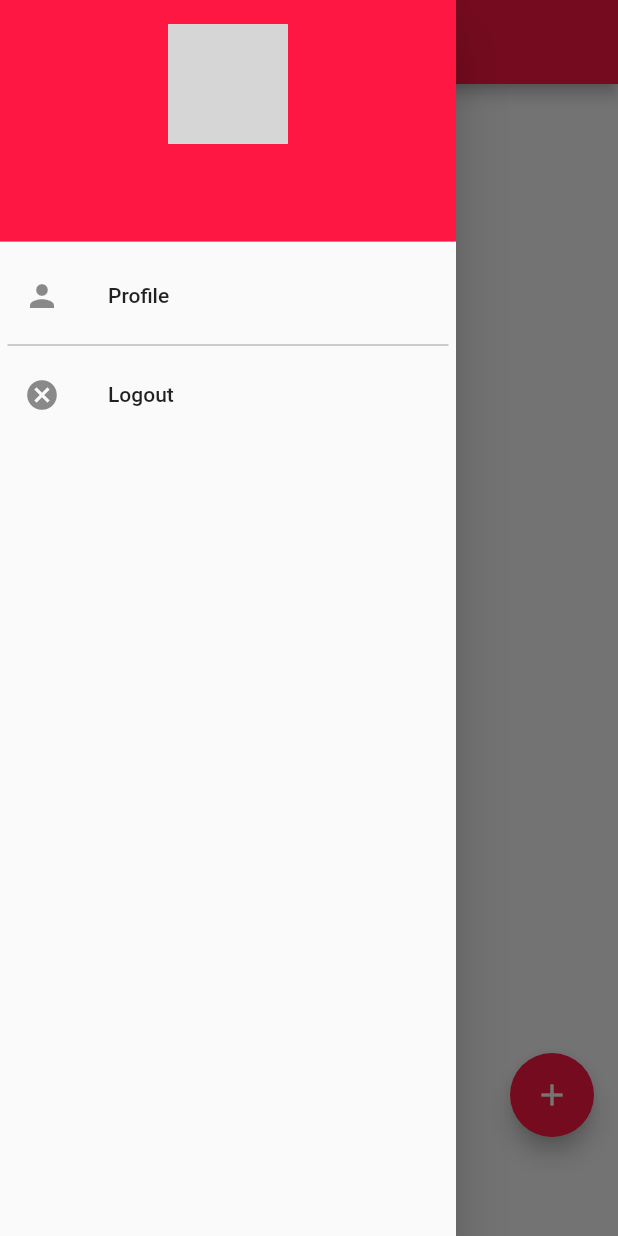
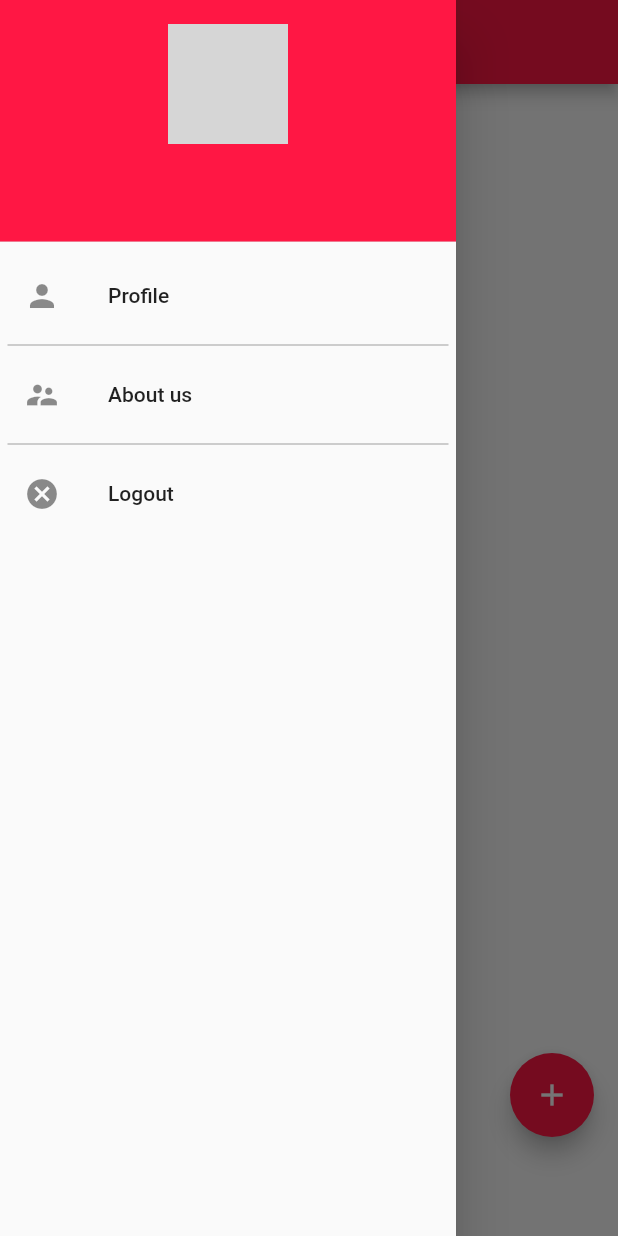
Before and after one commit to MLToolTech/Doctor-Data-Collector, a Flutter app: the HomeScreen screen opened by its route, with the side drawer open, on a phone screen of 412 x 824 dp. Run offline on Flutter 3.47's test engine with Material 2 defaults, Android fonts, the light colour scheme and no system bars; our stand-ins replace animated_text_kit, cloud_firestore, firebase_auth, firebase_storage, flushbar, flutter_secure_storage and 4 more; missing offline and left inert: firebase_admob; accounts and stored records are empty; network calls fail; grey boxes are pictures that could not be loaded.

Commit message:
all changes done

```diff
--- a/lib/constants.dart
+++ b/lib/constants.dart
@@ -35,3 +35,10 @@ const kFieldDecoration = InputDecoration(
     borderRadius: BorderRadius.all(Radius.circular(32.0)),
   ),
 );
+
+const kDivider = Divider(
+  color: Colors.grey,
+  height: 10.0,
+  indent: 5.0,
+  endIndent: 5.0,
+);
--- a/lib/main.dart
+++ b/lib/main.dart
@@ -5,6 +5,7 @@ import 'package:doc_app/screens/registration_screen.dart';
 import 'package:doc_app/screens/home_screen.dart';
 import 'package:doc_app/screens/profile_screen.dart';
 import 'package:doc_app/splash_screen.dart';
+import 'package:doc_app/screens/about_us.dart';
 
 void main() => runApp(MyApp());
 
@@ -25,6 +26,7 @@ class MyApp extends StatelessWidget {
         RegistrationScreen.id: (context) => RegistrationScreen(),
         HomeScreen.id: (context) => HomeScreen(),
         ProfileScreen.id: (context) => ProfileScreen(),
+        AboutUs.id: (context) => AboutUs(),
       },
     );
   }
--- a/lib/screens/home_screen.dart
+++ b/lib/screens/home_screen.dart
@@ -1,3 +1,4 @@
+import 'package:doc_app/screens/about_us.dart';
 import 'package:doc_app/screens/login_screen.dart';
 import 'package:flutter/cupertino.dart';
 import 'package:flutter/material.dart';
@@ -9,6 +10,7 @@ import 'package:path/path.dart' as Path;
 import 'package:doc_app/screens/patient_details.dart';
 import 'package:modal_progress_hud/modal_progress_hud.dart';
 import 'package:firebase_admob/firebase_admob.dart';
+import 'package:doc_app/constants.dart';
 
 final databaseReference = Firestore.instance;
 
@@ -383,12 +385,16 @@ class _HomeScreenState extends State<HomeScreen> {
                 Navigator.pushNamed(context, ProfileScreen.id);
               },
             ),
-            Divider(
-              color: Colors.grey,
-              height: 10.0,
-              indent: 5.0,
-              endIndent: 5.0,
+            kDivider,
+            ListTile(
+              title: Text('About us'),
+              leading: Icon(Icons.supervisor_account),
+              onTap: () {
+                Navigator.pop(context);
+                Navigator.pushNamed(context, AboutUs.id);
+              },
             ),
+            kDivider,
             ListTile(
               title: Text('Logout'),
               leading: Icon(Icons.cancel),
@@ -417,6 +423,6 @@ BannerAd myBanner = BannerAd(
   size: AdSize.banner,
   targetingInfo: targetingInfo,
   listener: (MobileAdEvent event) {
-    print("BannerAd event is $event");
+    //print("BannerAd event is $event");
   },
 );
--- a/lib/splash_screen.dart
+++ b/lib/splash_screen.dart
@@ -45,9 +45,8 @@ class _SlashScreenState extends State<SlashScreen> {
       body: SafeArea(
         child: Padding(
           padding: const EdgeInsets.all(20.0),
-          child: Center(
-            child: Image.asset('assets/icon.png'),
-          ),
+          child:
+              Center(child: Image(image: AssetImage('assets/images/bb.png'))),
         ),
       ),
     );
--- a/pubspec.yaml
+++ b/pubspec.yaml
@@ -1,7 +1,7 @@
 name: doc_app
 description: A new Flutter application.
 # https://developer.apple.com/library/archive/documentation/General/Reference/InfoPlistKeyReference/Articles/CoreFoundationKeys.html
-version: 1.0.0+1
+version: 0.0.1
 
 environment:
   sdk: ">=2.1.0 <3.0.0"
@@ -42,7 +42,7 @@ flutter:
 
   # To add assets to your application, add an assets section, like this:
   assets:
-    - assets/
+    - assets/images/
   #  - images/a_dot_ham.jpeg
 
   # An image asset can refer to one or more resolution-specific "variants", see
```
Also changed, not shown: lib/screens/about_us.dart (added, +81 -0 lines), assets/images/bb.png (added), assets/images/icon.png (renamed from assets/icon.png).
